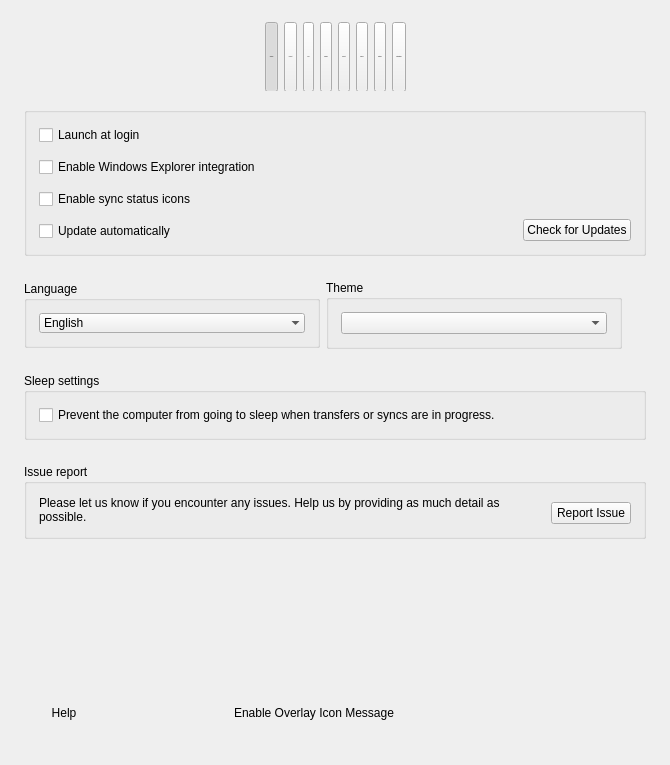
The window that src/MEGASync/gui/ui/SettingsDialog.ui (meganz/MEGAsync) describes before a commit, drawn with Qt 5.
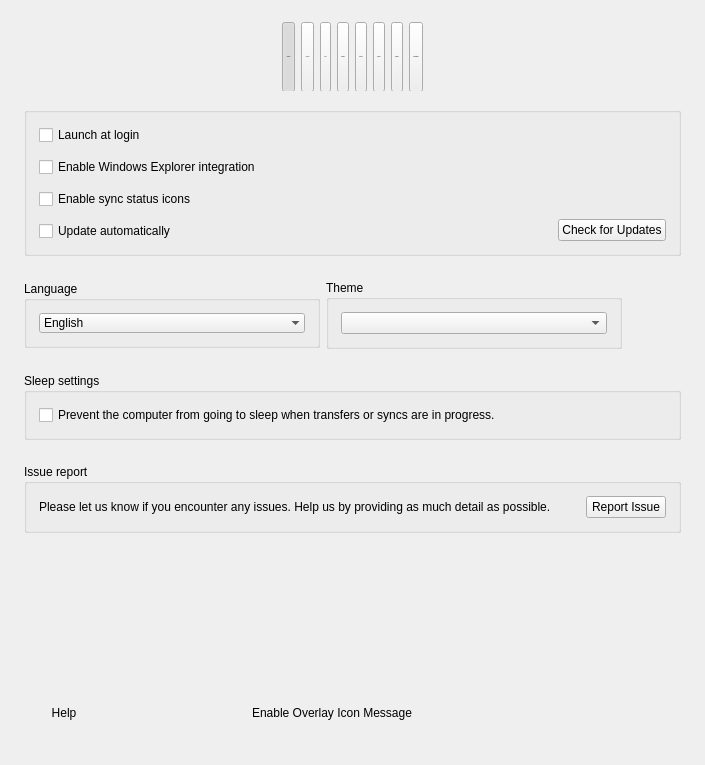
The same window after the commit. Icons and pictures are not drawn. Custom widgets are drawn as their Qt base class.

Commit message: SNC-4972 : Change settings width to adapt to mac.

```diff
--- a/src/MEGASync/gui/ui/SettingsDialog.ui
+++ b/src/MEGASync/gui/ui/SettingsDialog.ui
@@ -6,13 +6,13 @@
    <rect>
     <x>0</x>
     <y>0</y>
-    <width>670</width>
+    <width>705</width>
     <height>765</height>
    </rect>
   </property>
   <property name="minimumSize">
    <size>
-    <width>670</width>
+    <width>705</width>
     <height>765</height>
    </size>
   </property>
```
